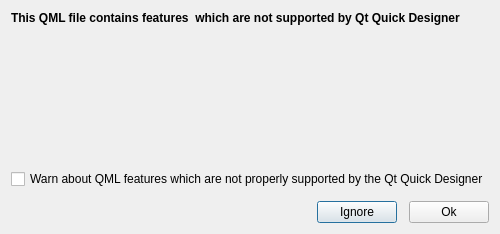
Before: the Qt Designer form src/plugins/qmldesigner/designercore/filemanager/qmlwarningdialog.ui in qt-creator/qt-creator, drawn with Qt 5.
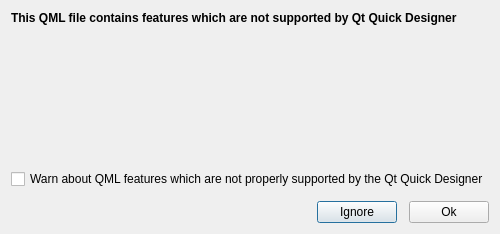
After: the same form once the commit is applied.

Patch:
```diff
--- a/src/plugins/qmldesigner/designercore/filemanager/qmlwarningdialog.ui
+++ b/src/plugins/qmldesigner/designercore/filemanager/qmlwarningdialog.ui
@@ -35,7 +35,7 @@
       </font>
      </property>
      <property name="text">
-      <string>This QML file contains features  which are not supported by Qt Quick Designer</string>
+      <string>This QML file contains features which are not supported by Qt Quick Designer</string>
      </property>
      <property name="wordWrap">
       <bool>true</bool>
```
